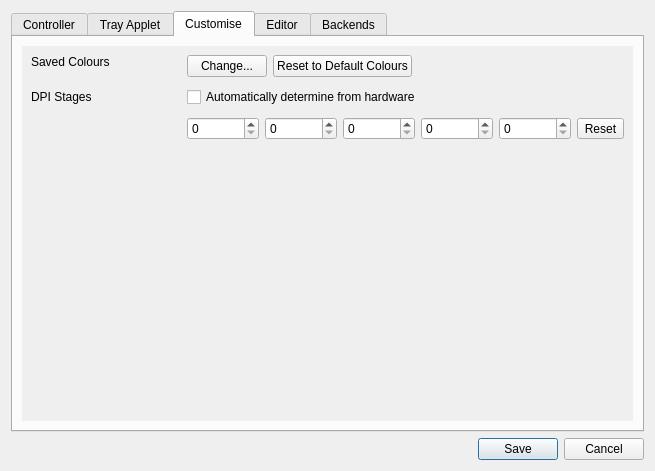
Before: the Qt Designer form data/qt/preferences.ui in polychromatic/polychromatic, drawn with Qt 5.
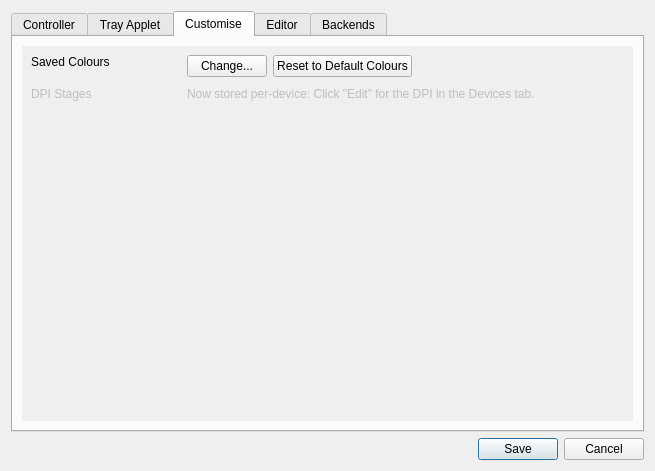
After: the same form once the commit is applied. The open tabs and pages were chosen to show the change. Icons and pictures are not drawn.

Commit message:
controller: Improve custom DPI stages UI
Reinstated after the new backend implementation refactor:
168bf0e4b369bd892f7998ce7763911a49594c9d

The Backend DPI object now has a 'can_sync' variable and 'sync' function
which replaces the backend 'button' option class used previously.

Messaging and interface is improved so it's clear how DPI stages are set
in relation to the hardware's DPI buttons.

X/Y and stage length can now be set independently. DPI is saved
per-device to file. Previously set DPI ranges will not be migrated.

Addresses usability: openrazer/openrazer#1686

What changed in the file:
```diff
--- a/data/qt/preferences.ui
+++ b/data/qt/preferences.ui
@@ -728,6 +728,9 @@
            </item>
            <item row="1" column="0">
             <widget class="QLabel" name="DPIStagesLabel">
+             <property name="enabled">
+              <bool>false</bool>
+             </property>
              <property name="minimumSize">
               <size>
                <width>150</width>
@@ -740,130 +743,15 @@
             </widget>
            </item>
            <item row="1" column="1">
-            <widget class="QCheckBox" name="DPIStagesAuto">
+            <widget class="QLabel" name="DPIStagesMoved">
+             <property name="enabled">
+              <bool>false</bool>
+             </property>
              <property name="text">
-              <string>Automatically determine from hardware</string>
+              <string>Now stored per-device: Click &quot;Edit&quot; for the DPI in the Devices tab.</string>
              </property>
             </widget>
            </item>
-           <item row="2" column="1">
-            <widget class="QWidget" name="DPIStagesWidget" native="true">
-             <property name="minimumSize">
-              <size>
-               <width>100</width>
-               <height>0</height>
-              </size>
-             </property>
-             <layout class="QHBoxLayout" name="horizontalLayout_2">
-              <property name="leftMargin">
-               <number>0</number>
-              </property>
-              <property name="topMargin">
-               <number>0</number>
-              </property>
-              <property name="rightMargin">
-               <number>0</number>
-              </property>
-              <property name="bottomMargin">
-               <number>0</number>
-              </property>
-              <item>
-               <widget class="QSpinBox" name="DPIStage1">
-                <property name="accelerated">
-                 <bool>true</bool>
-                </property>
-                <property name="minimum">
-                 <number>0</number>
-                </property>
-                <property name="maximum">
-                 <number>99999</number>
-                </property>
-                <property name="singleStep">
-                 <number>100</number>
-                </property>
-               </widget>
-              </item>
-              <item>
-               <widget class="QSpinBox" name="DPIStage2">
-                <property name="accelerated">
-                 <bool>true</bool>
-                </property>
-                <property name="minimum">
-                 <number>0</number>
-                </property>
-                <property name="maximum">
-                 <number>99999</number>
-                </property>
-                <property name="singleStep">
-                 <number>100</number>
-                </property>
-               </widget>
-              </item>
-              <item>
-               <widget class="QSpinBox" name="DPIStage3">
-                <property name="accelerated">
-                 <bool>true</bool>
-                </property>
-                <property name="minimum">
-                 <number>0</number>
-                </property>
-                <property name="maximum">
-                 <number>99999</number>
-                </property>
-                <property name="singleStep">
-                 <number>100</number>
-                </property>
-               </widget>
-              </item>
-              <item>
-               <widget class="QSpinBox" name="DPIStage4">
-                <property name="accelerated">
-                 <bool>true</bool>
-                </property>
-                <property name="minimum">
-                 <number>0</number>
-                </property>
-                <property name="maximum">
-                 <number>99999</number>
-                </property>
-                <property name="singleStep">
-                 <number>100</number>
-                </property>
-               </widget>
-              </item>
-              <item>
-               <widget class="QSpinBox" name="DPIStage5">
-                <property name="accelerated">
-                 <bool>true</bool>
-                </property>
-                <property name="minimum">
-                 <number>0</number>
-                </property>
-                <property name="maximum">
-                 <number>99999</number>
-                </property>
-                <property name="singleStep">
-                 <number>100</number>
-                </property>
-               </widget>
-              </item>
-              <item>
-               <widget class="QToolButton" name="DPIStagesReset">
-                <property name="toolTip">
-                 <string>Reset to defaults</string>
-                </property>
-                <property name="text">
-                 <string>Reset</string>
-                </property>
-                <property name="icon">
-                 <iconset theme="document-revert">
-                  <normaloff>.</normaloff>.</iconset>
-                </property>
-               </widget>
-              </item>
-             </layout>
-            </widget>
-           </item>
           </layout>
          </widget>
         </widget>
```
The commit also changes 12 other files.
